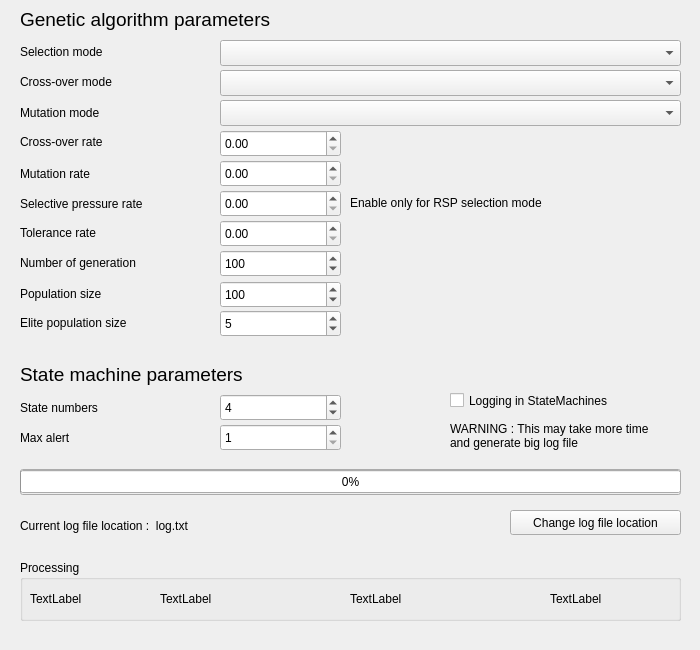
Qt form MegaMachineEvolution/GUI/parameterwindow.ui (IxSysTech/heigvd-pro-b-13) before a commit.
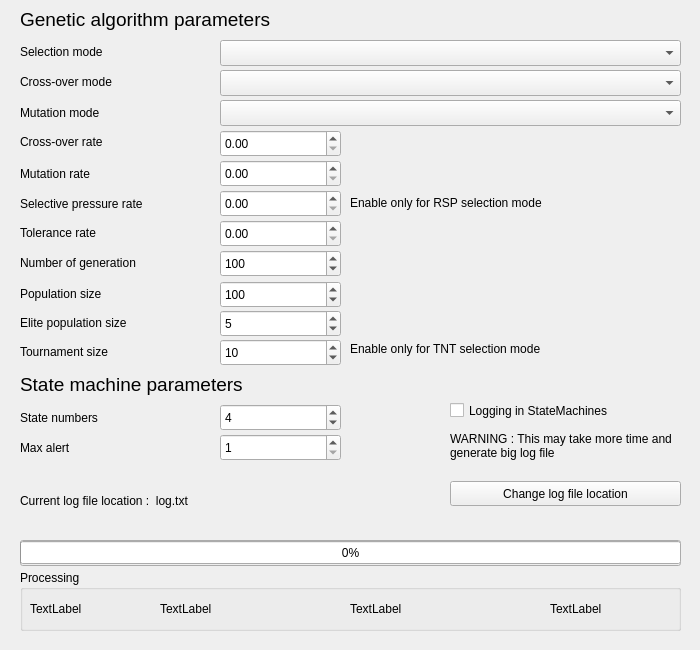
The same form after that commit.

Commit message: Add option of the tournament size

```diff
--- a/MegaMachineEvolution/GUI/parameterwindow.ui
+++ b/MegaMachineEvolution/GUI/parameterwindow.ui
@@ -221,7 +221,7 @@
     <property name="geometry">
      <rect>
       <x>20</x>
-      <y>359</y>
+      <y>369</y>
       <width>351</width>
       <height>31</height>
      </rect>
@@ -239,7 +239,7 @@
     <property name="geometry">
      <rect>
       <x>20</x>
-      <y>399</y>
+      <y>409</y>
       <width>191</width>
       <height>18</height>
      </rect>
@@ -252,7 +252,7 @@
     <property name="geometry">
      <rect>
       <x>220</x>
-      <y>394</y>
+      <y>404</y>
       <width>121</width>
       <height>27</height>
      </rect>
@@ -268,7 +268,7 @@
     <property name="geometry">
      <rect>
       <x>20</x>
-      <y>469</y>
+      <y>540</y>
       <width>661</width>
       <height>26</height>
      </rect>
@@ -345,7 +345,7 @@
     <property name="geometry">
      <rect>
       <x>20</x>
-      <y>429</y>
+      <y>439</y>
       <width>191</width>
       <height>18</height>
      </rect>
@@ -358,7 +358,7 @@
     <property name="geometry">
      <rect>
       <x>220</x>
-      <y>424</y>
+      <y>434</y>
       <width>121</width>
       <height>27</height>
      </rect>
@@ -377,7 +377,7 @@
     <property name="geometry">
      <rect>
       <x>20</x>
-      <y>470</y>
+      <y>541</y>
       <width>661</width>
       <height>23</height>
      </rect>
@@ -435,8 +435,8 @@
     <property name="geometry">
      <rect>
       <x>450</x>
-      <y>390</y>
-      <width>181</width>
+      <y>400</y>
+      <width>231</width>
       <height>21</height>
      </rect>
     </property>
@@ -448,8 +448,8 @@
     <property name="geometry">
      <rect>
       <x>450</x>
-      <y>420</y>
-      <width>221</width>
+      <y>430</y>
+      <width>231</width>
       <height>31</height>
      </rect>
     </property>
@@ -467,7 +467,7 @@
     <property name="geometry">
      <rect>
       <x>20</x>
-      <y>560</y>
+      <y>570</y>
       <width>661</width>
       <height>61</height>
      </rect>
@@ -532,9 +532,9 @@
     <property name="geometry">
      <rect>
       <x>20</x>
-      <y>500</y>
-      <width>471</width>
-      <height>51</height>
+      <y>470</y>
+      <width>421</width>
+      <height>61</height>
      </rect>
     </property>
     <property name="text">
@@ -547,9 +547,9 @@
    <widget class="QPushButton" name="browseLog">
     <property name="geometry">
      <rect>
-      <x>510</x>
-      <y>510</y>
-      <width>171</width>
+      <x>450</x>
+      <y>481</y>
+      <width>231</width>
       <height>25</height>
      </rect>
     </property>
@@ -557,6 +557,51 @@
      <string>Change log file location</string>
     </property>
    </widget>
+   <widget class="QSpinBox" name="sbTournamentSize">
+    <property name="geometry">
+     <rect>
+      <x>220</x>
+      <y>339</y>
+      <width>121</width>
+      <height>27</height>
+     </rect>
+    </property>
+    <property name="minimum">
+     <number>1</number>
+    </property>
+    <property name="maximum">
+     <number>1000</number>
+    </property>
+    <property name="value">
+     <number>10</number>
+    </property>
+   </widget>
+   <widget class="QLabel" name="label_17">
+    <property name="geometry">
+     <rect>
+      <x>20</x>
+      <y>343</y>
+      <width>191</width>
+      <height>18</height>
+     </rect>
+    </property>
+    <property name="text">
+     <string>Tournament size</string>
+    </property>
+   </widget>
+   <widget class="QLabel" name="label_18">
+    <property name="geometry">
+     <rect>
+      <x>350</x>
+      <y>340</y>
+      <width>331</width>
+      <height>18</height>
+     </rect>
+    </property>
+    <property name="text">
+     <string>Enable only for TNT selection mode</string>
+    </property>
+   </widget>
   </widget>
   <action name="actionLog_file_location">
    <property name="text">
```
The commit also changes 4 other files.
